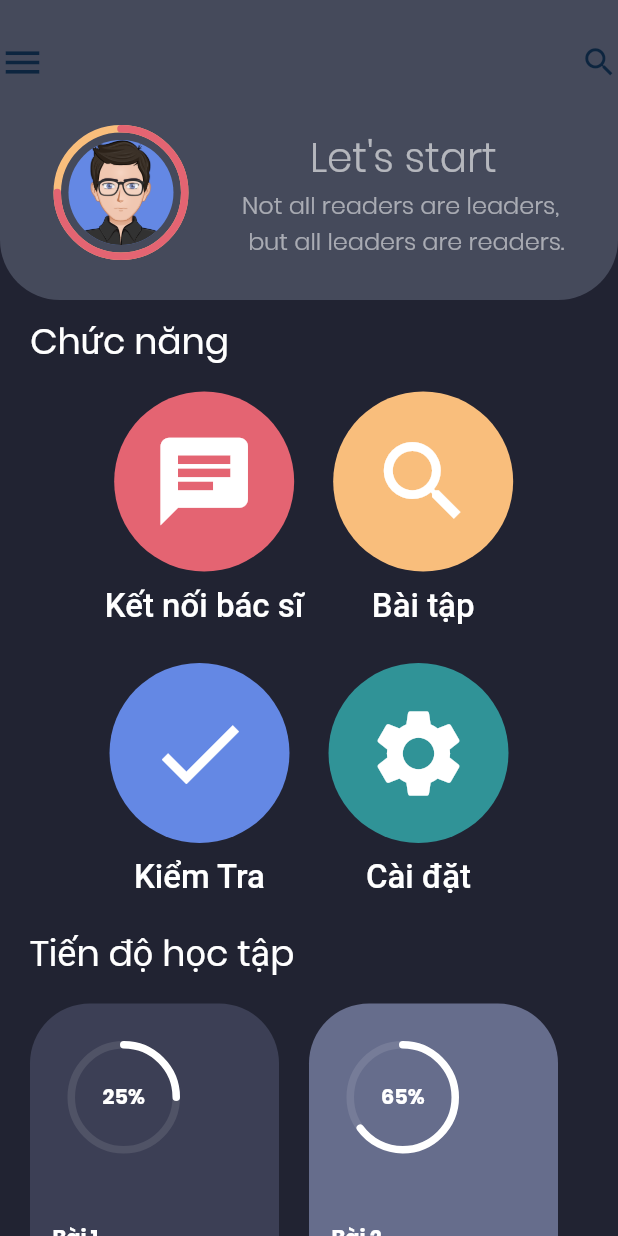
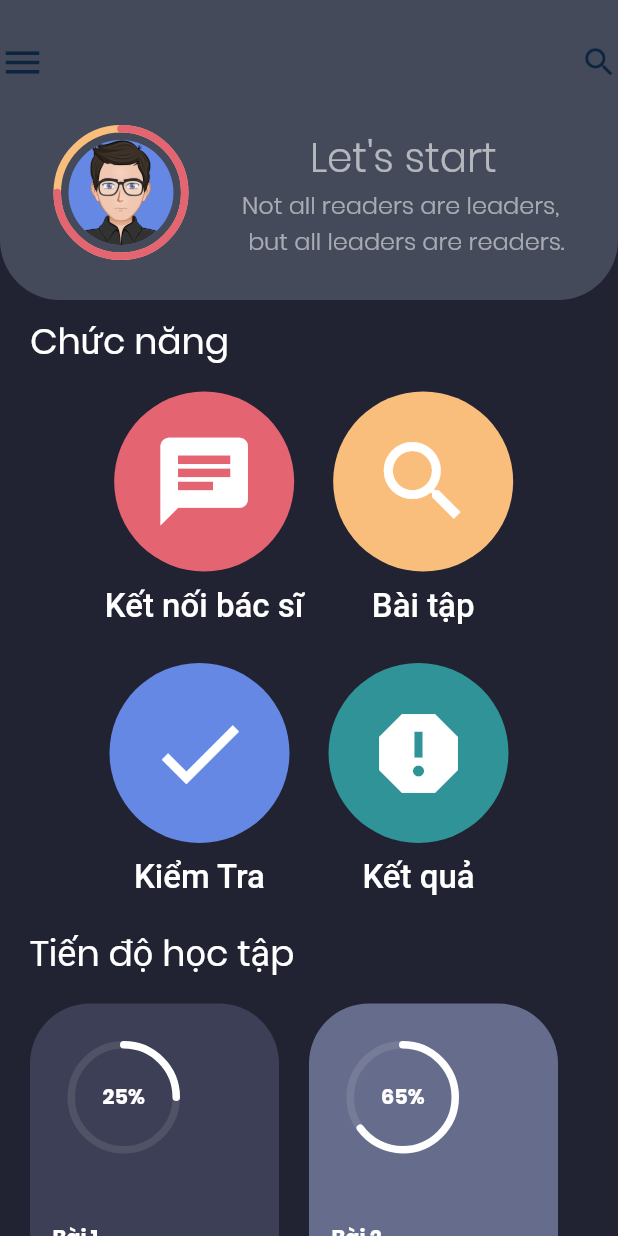
Before and after one commit to TSSniper349/khkt2223, a Flutter app: the screen it shows after launch, on a phone screen of 412 x 824 dp. Run offline on Flutter 3.47's test engine with Material 2 defaults, Android fonts, the light colour scheme and no system bars; drawn by our look-alikes of percent_indicator; our stand-ins replace bubble, flutter_svg, get; Roboto replaces fonts that are missing (Poppins-Bold).

Commit message:
Some design changes

```diff
--- a/lib/components/quiz_screen.dart
+++ b/lib/components/quiz_screen.dart
@@ -21,7 +21,7 @@ class QuizScreen extends StatelessWidget {
           FlatButton(
               onPressed: _controller.nextQuestion,
               child: const Text(
-                "Skip",
+                "Bỏ qua",
                 style: TextStyle(color: Colors.white70),
               )
           ),
--- a/lib/screens/home_page.dart
+++ b/lib/screens/home_page.dart
@@ -225,9 +225,9 @@ class HomePage extends StatelessWidget {
                                     crossAxisAlignment: CrossAxisAlignment.start,
                                     children: <Widget>[
                                       TaskColumn(
-                                        icon: Icons.settings,
+                                        icon: Icons.report,
                                         iconBackgroundColor: LightColors.kGreen,
-                                        title: 'Cài đặt',
+                                        title: 'Kết quả',
                                       ),
                                       const SizedBox(height: 15.0),
                                     ],
```
